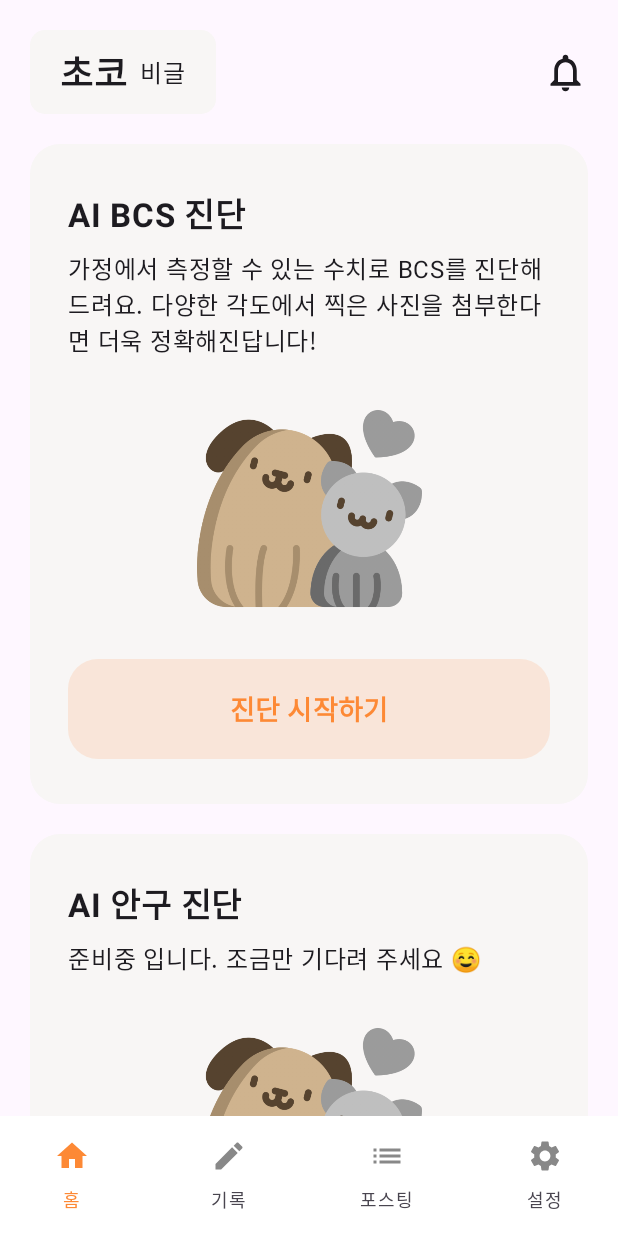
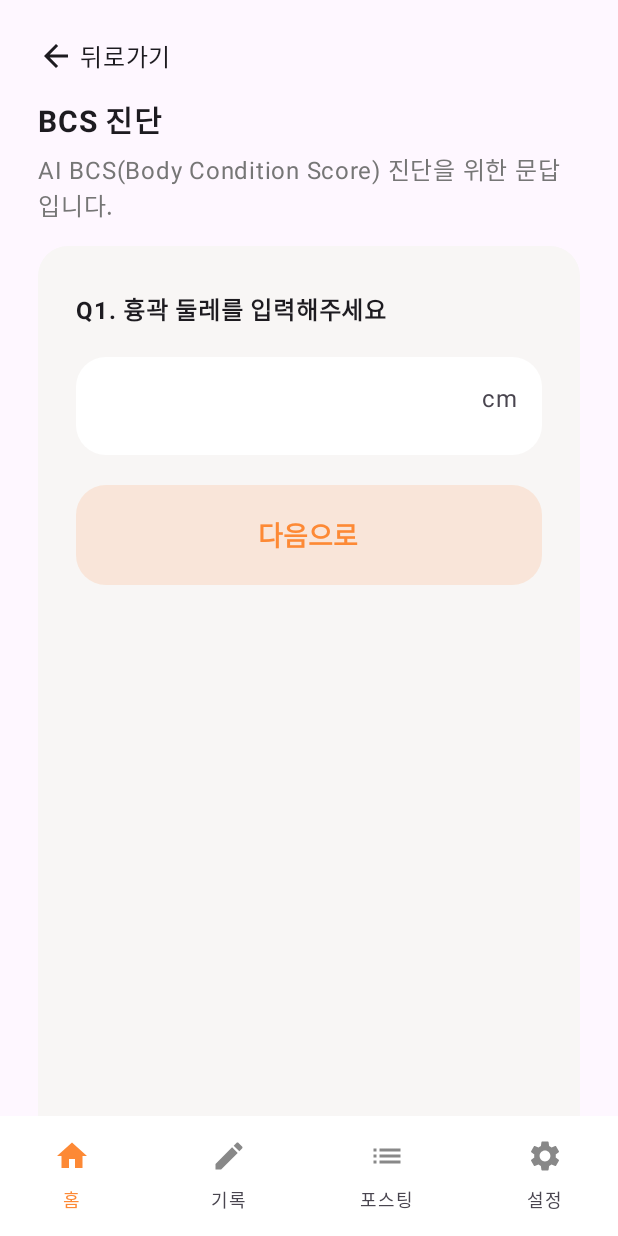
Before and after one commit to dodo849/Fluffy-AOS, an Android app built with Jetpack Compose: the screen it shows after launch (MainActivity), after a tap on "진단 시작하기", on a phone screen of 412 x 824 dp. Run offline under Robolectric (Android 15) with nearby library versions, the phone set to English and light mode, and no system bars.

Commit message:
feat: Bcs진단 문항 일부 추가

```diff
--- /dev/null
+++ b/app/src/main/java/com/example/fluffy_aos/ui/bcs_diagnosis/BcsDiagnosisView.kt
@@ -0,0 +1,164 @@
+package com.example.fluffy_aos.ui.bcs_diagnosis
+
+import android.app.VoiceInteractor
+import androidx.compose.foundation.border
+import androidx.compose.foundation.layout.Arrangement
+import androidx.compose.foundation.layout.Column
+import androidx.compose.foundation.layout.Row
+import androidx.compose.foundation.layout.Spacer
+import androidx.compose.foundation.layout.fillMaxHeight
+import androidx.compose.foundation.layout.fillMaxWidth
+import androidx.compose.foundation.layout.height
+import androidx.compose.foundation.layout.padding
+import androidx.compose.foundation.shape.RoundedCornerShape
+import androidx.compose.foundation.text.KeyboardOptions
+import androidx.compose.material3.RadioButton
+import androidx.compose.material3.RadioButtonDefaults
+import androidx.compose.material3.Text
+import androidx.compose.material3.TextField
+import androidx.compose.material3.TextFieldDefaults
+import androidx.compose.runtime.Composable
+import androidx.compose.runtime.getValue
+import androidx.compose.runtime.mutableStateOf
+import androidx.compose.runtime.remember
+import androidx.compose.runtime.setValue
+import androidx.compose.ui.Alignment
+import androidx.compose.ui.Modifier
+import androidx.compose.ui.graphics.Color
+import androidx.compose.ui.text.font.FontWeight
+import androidx.compose.ui.text.input.KeyboardType
+import androidx.compose.ui.tooling.preview.Preview
+import androidx.compose.ui.unit.dp
+import androidx.compose.ui.unit.sp
+import com.example.fluffy_aos.global.LocalNavController
+import com.example.fluffy_aos.ui.bcs_diagnosis.component.BcsDiagnosisTitle
+import com.example.fluffy_aos.ui.common.BackButton
+import com.example.fluffy_aos.ui.common.Card
+import com.example.fluffy_aos.ui.common.RoundedButton
+import com.example.fluffy_aos.ui.theme.FluffyAOSTheme
+import com.example.fluffy_aos.ui.theme.main_orange
+
+@Composable
+fun BcsDiagnosisView() {
+    val navController = LocalNavController.current
+    var cnt by remember { mutableStateOf(0) }
+
+    Column(
+        verticalArrangement = Arrangement.spacedBy(15.dp),
+        modifier = Modifier
+            .fillMaxWidth()
+            .fillMaxHeight()
+            .padding(25.dp, 25.dp, 25.dp, 25.dp)
+    ) {
+        BackButton()
+
+
+        BcsDiagnosisTitle()
+
+        when (cnt) {
+            0 -> BcsNumericQuestion("Q1. 흉곽 둘레를 입력해주세요") { cnt += 1 }
+
+            1 -> BcsNumericQuestion("Q2. 목 둘레를 입력해주세요") { cnt += 1 }
+
+            2 -> BcsNumericQuestion("Q2. 등허리 길이를 입력해주세요") { cnt += 1 }
+            3 -> BcsSelectQuestion("Q3. 배변상태는 어떤가요?", listOf("정상", "문제 있음")) { cnt += 1 }
+            4 -> BcsSelectQuestion("Q3. 하루 식이 횟수는 몇번인가요?", listOf("1번", "2번", "3번", "자유급식")) { cnt += 1 }
+            // Add more cases as needed
+            else -> {
+                // Handle other cases or provide a default behavior
+            }
+        }
+
+    }
+}
+
+@Composable
+fun BcsNumericQuestion(question: String, onClickNextButton: () -> Unit = {}) {
+    var text by remember { mutableStateOf("") }
+
+    Card {
+        Column(
+            verticalArrangement = Arrangement.spacedBy(20.dp), modifier = Modifier.fillMaxWidth()
+        ) {
+            Text(
+                question,
+                fontWeight = FontWeight.Bold,
+                fontSize = 16.sp,
+            )
+            TextField(
+                text,
+                onValueChange = { text = it },
+                shape = RoundedCornerShape(20.dp),
+                suffix = { Text(text = "cm") },
+                colors = TextFieldDefaults.colors(
+                    focusedContainerColor = Color.White,
+                    unfocusedContainerColor = Color.White,
+                    focusedIndicatorColor = Color.Transparent,
+                    unfocusedIndicatorColor = Color.Transparent,
+
+                    ),
+                keyboardOptions = KeyboardOptions.Default.copy(
+                    keyboardType = KeyboardType.Number
+                ),
+                modifier = Modifier
+                    .fillMaxWidth()
+                    .height(65.dp)
+                    .border(0.dp, Color.Transparent)
+            )
+            RoundedButton(onClick = onClickNextButton, text = "다음으로")
+            Spacer(modifier = Modifier.fillMaxHeight())
+        }
+    }
+}
+
+@Composable
+fun BcsSelectQuestion(question: String, options: List<String>, onClickNextButton: () -> Unit = {}) {
+
+    var selectedOption by remember { mutableStateOf(0) }
+
+    Card {
+        Column(
+            verticalArrangement = Arrangement.spacedBy(20.dp), modifier = Modifier.fillMaxWidth()
+        ) {
+            Text(
+                question,
+                fontWeight = FontWeight.Bold,
+                fontSize = 16.sp,
+            )
+            options.forEachIndexed { index, item ->
+                Row(
+                    modifier = Modifier
+                        .fillMaxWidth(),
+                    horizontalArrangement = Arrangement.Start,
+                    verticalAlignment = Alignment.CenterVertically
+                ) {
+                    RadioButton(
+                        selected = selectedOption == index,
+                        onClick = { selectedOption = index },
+                        colors = RadioButtonDefaults.colors(
+                            selectedColor = main_orange, // 선택된 상태의 색상
+                            unselectedColor = Color.Gray // 선택되지 않은 상태의 색상
+                        )
+                    )
+                    Text("$item", fontSize = 16.sp)
+                }
+            }
+            RoundedButton(onClick = onClickNextButton, text = "다음으로")
+            Spacer(modifier = Modifier.fillMaxHeight())
+        }
+    }
+}
+
+enum class Option {
+    OPTION_1,
+    OPTION_2,
+    // Add more options as needed
+}
+
+@Preview(showBackground = true)
+@Composable
+fun BcsDiagnosisView_Preview() {
+    FluffyAOSTheme {
+        BcsDiagnosisView()
+    }
+}
--- /dev/null
+++ b/app/src/main/java/com/example/fluffy_aos/ui/bcs_diagnosis/component/BcsDiagnosisTitle.kt
@@ -0,0 +1,29 @@
+package com.example.fluffy_aos.ui.bcs_diagnosis.component
+
+import androidx.compose.foundation.layout.Arrangement
+import androidx.compose.foundation.layout.Column
+import androidx.compose.material3.Text
+import androidx.compose.runtime.Composable
+import androidx.compose.ui.text.font.FontWeight
+import androidx.compose.ui.unit.dp
+import androidx.compose.ui.unit.sp
+import com.example.fluffy_aos.ui.theme.gray_text_light
+
+@Composable
+fun BcsDiagnosisTitle() {
+    Column(
+        verticalArrangement = Arrangement.spacedBy(5.dp),
+    ) {
+        Text(
+            "BCS 진단",
+            fontWeight = FontWeight.Bold,
+            fontSize = 20.sp
+        )
+        Text(
+            "AI BCS(Body Condition Score) 진단을 위한 문답입니다.",
+            fontWeight = FontWeight.Normal,
+            fontSize = 16.sp,
+            color = gray_text_light
+        )
+    }
+}
--- /dev/null
+++ b/app/src/main/java/com/example/fluffy_aos/ui/common/BackButton.kt
@@ -0,0 +1,28 @@
+package com.example.fluffy_aos.ui.common
+
+import androidx.compose.foundation.clickable
+import androidx.compose.foundation.layout.Row
+import androidx.compose.foundation.layout.padding
+import androidx.compose.material.icons.Icons
+import androidx.compose.material.icons.filled.ArrowBack
+import androidx.compose.material3.Icon
+import androidx.compose.material3.IconButton
+import androidx.compose.material3.Text
+import androidx.compose.runtime.Composable
+import androidx.compose.ui.Alignment
+import androidx.compose.ui.Modifier
+import androidx.compose.ui.unit.dp
+import com.example.fluffy_aos.global.LocalNavController
+
+@Composable
+fun BackButton() {
+    val navController = LocalNavController.current
+
+    Row(
+        verticalAlignment = Alignment.CenterVertically,
+        modifier = Modifier.clickable { navController.navigateUp() }
+    ) {
+        Icon(imageVector = Icons.Default.ArrowBack, contentDescription = "뒤로가기")
+        Text(text = "뒤로가기", modifier = Modifier.padding(start = 4.dp))
+    }
+}
--- a/app/src/main/java/com/example/fluffy_aos/ui/home/component/BcsDiagnosisCard.kt
+++ b/app/src/main/java/com/example/fluffy_aos/ui/home/component/BcsDiagnosisCard.kt
@@ -2,15 +2,18 @@ package com.example.fluffy_aos.ui.home.component
 
 import androidx.compose.runtime.Composable
 import com.example.fluffy_aos.R
+import com.example.fluffy_aos.global.LocalNavController
 import com.example.fluffy_aos.ui.home.reusable.DiagnosisCardView
 
 
 @Composable
 fun BcsDiagnosisCard() {
+    val navController = LocalNavController.current
+
     DiagnosisCardView(
-        title = "AI BCS 진단",
+        title = "AI BCS(비만도) 진단",
         detail = "가정에서 측정할 수 있는 수치로 BCS를 진단해드려요. 다양한 각도에서 찍은 사진을 첨부한다면 더욱 정확해진답니다!",
         imageRes = R.drawable.dog_and_cat,
-        onClick = { /*TODO*/ }
+        onClick = { navController.navigate("bcs_diagnosis") }
     )
 }
--- a/app/src/main/java/com/example/fluffy_aos/ui/home/component/EyeDiagnosisCard.kt
+++ b/app/src/main/java/com/example/fluffy_aos/ui/home/component/EyeDiagnosisCard.kt
@@ -10,7 +10,7 @@ fun EyeDiagnosisCard() {
     DiagnosisCardView(
         title = "AI 안구 진단",
         detail = "준비중 입니다. 조금만 기다려 주세요 ☺️",
-        imageRes = R.drawable.dog_and_cat,
+        imageRes = R.drawable.dog_face,
         onClick = { /*TODO*/ }
     )
 }
```
Also changed, not shown: app/src/main/res/drawable/dog_face.png (added).
